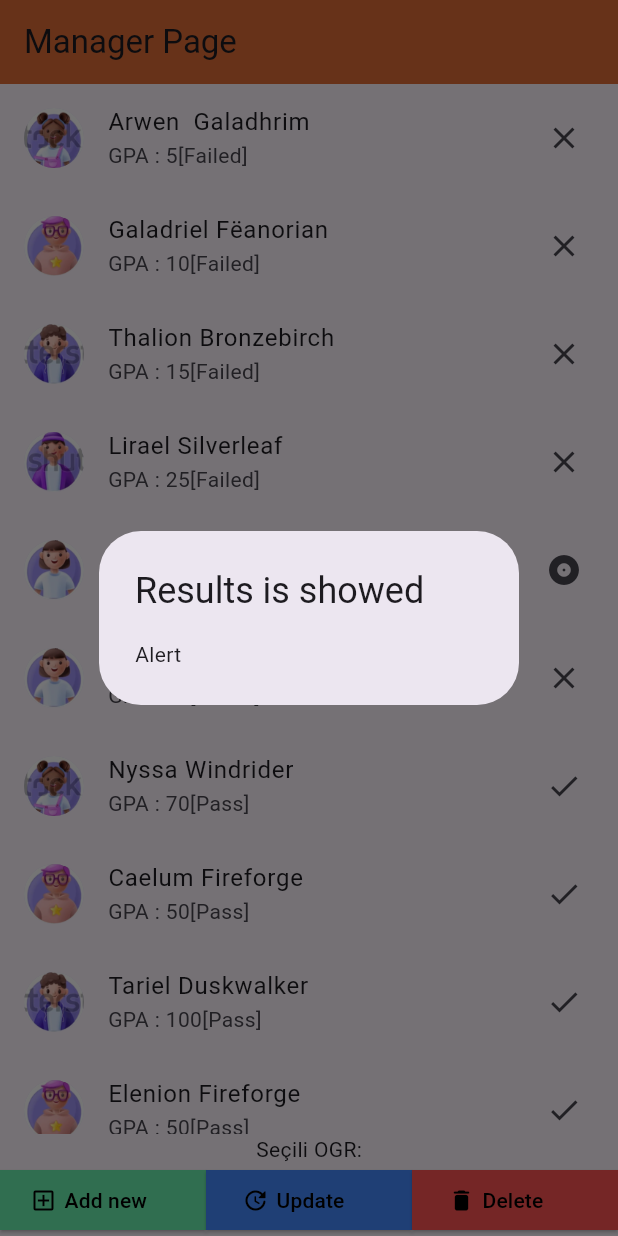
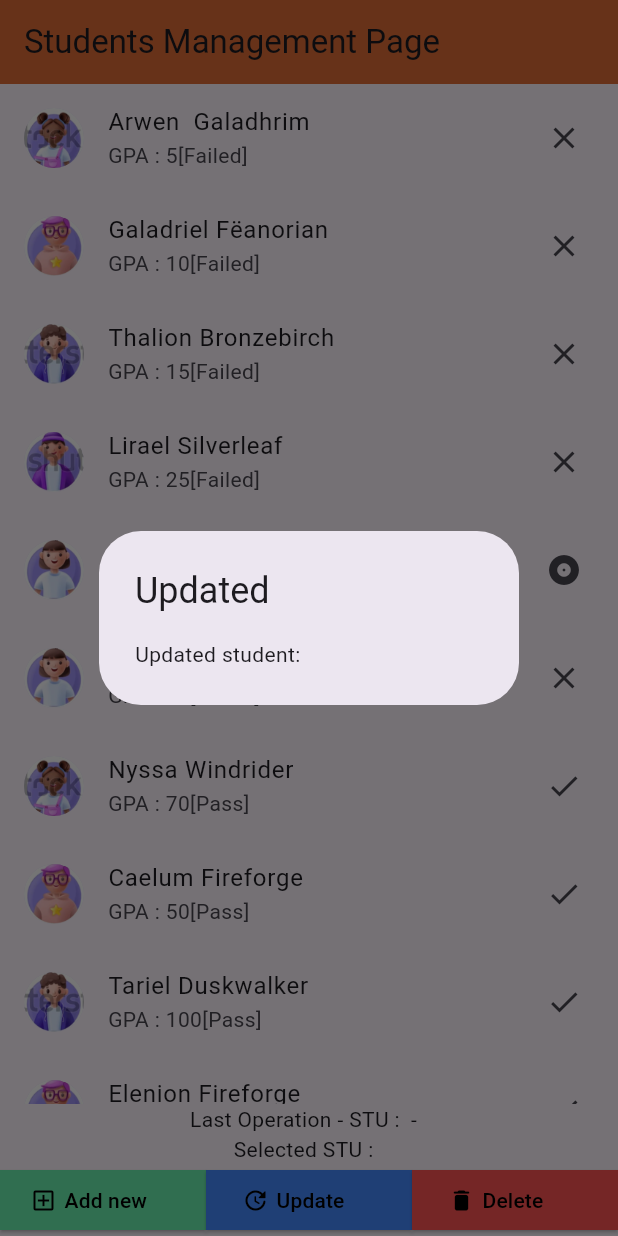
Before and after one commit to alihaydarkilic/Student-Info-System-Flutter, a Flutter app: the screen it shows after launch, item 2 of the bottom bar chosen, on a phone screen of 412 x 824 dp. Run offline on Flutter 3.47's test engine with Material 3 defaults, Android fonts, the phone set to English and light mode, and no system bars.

Commit message:
Student add and delete button is working

```diff
--- /dev/null
+++ b/lib/controller/studentController.dart
@@ -0,0 +1,15 @@
+import 'package:flutter_application_1/models/student.dart';
+
+class StudentController {
+  void stuDelete(Student student) {
+    student.operation = "Deleted";
+  }
+
+  void stuUpdate(Student student) {
+    student.operation = "Updated";
+  }
+
+  void stuAdd(Student student) {
+    student.operation = "Added";
+  }
+}
--- a/lib/main.dart
+++ b/lib/main.dart
@@ -1,5 +1,7 @@
 import 'package:flutter/material.dart';
+import 'package:flutter_application_1/controller/studentController.dart';
 import 'package:flutter_application_1/models/student.dart';
+import 'package:flutter_application_1/screens/student_add.dart';
 
 void main() {
   runApp(MaterialApp(home: MyApp()));
@@ -19,22 +21,24 @@ class MyApp extends StatefulWidget {
 
 class _MyAppState extends State<MyApp> {
   //const MyApp({super.key});
-  String appBarMsg = "Manager Page";
+  String appBarMsg = "Students Management Page";
+  Student selectedStudent = Student.withId(0, "", "", 0, "");
+  Student lastOperationStu = Student.withId(0, "", "", 0, "");
+  var studentController = StudentController();
 
-  String choseStudent = "";
-
+  //data source
   List<Student> students = [
-    Student("Arwen ", "Galadhrim", 5, "1.png"),
-    Student("Galadriel", "Fëanorian", 10, "2.png"),
-    Student("Thalion", "Bronzebirch", 15, "3.png"),
-    Student("Lirael", "Silverleaf", 25, "4.png"),
-    Student("Faramir", "Nightshadow", 40, "5.png"),
-    Student("Elarion", "Stonehand", 35, "5.png"),
-    Student("Nyssa", "Windrider", 70, "1.png"),
-    Student("Caelum", "Fireforge", 50, "2.png"),
-    Student("Tariel", "Duskwalker", 100, "3.png"),
-    Student("Elenion", "Fireforge", 50, "2.png"),
-    Student("Tariel", "Duskwalker", 100, "3.png"),
+    Student.withId(1, "Arwen ", "Galadhrim", 5, "1.png"),
+    Student.withId(2, "Galadriel", "Fëanorian", 10, "2.png"),
+    Student.withId(3, "Thalion", "Bronzebirch", 15, "3.png"),
+    Student.withId(4, "Lirael", "Silverleaf", 25, "4.png"),
+    Student.withId(5, "Faramir", "Nightshadow", 40, "5.png"),
+    Student.withId(6, "Elarion", "Stonehand", 35, "5.png"),
+    Student.withId(7, "Nyssa", "Windrider", 70, "1.png"),
+    Student.withId(8, "Caelum", "Fireforge", 50, "2.png"),
+    Student.withId(9, "Tariel", "Duskwalker", 100, "3.png"),
+    Student.withId(10, "Elenion", "Fireforge", 50, "2.png"),
+    Student.withId(11, "Tariel", "Duskwalker", 100, "3.png"),
   ];
 
   @override
@@ -47,9 +51,9 @@ class _MyAppState extends State<MyApp> {
     );
   }
 
-  void showAlert(BuildContext context, String msg) {
+  void showAlert(BuildContext context, String title, String msg) {
     var alert = AlertDialog(
-      title: Text("Results is showed"),
+      title: Text(title),
       content: Text(msg),
     );
     showDialog(context: context, builder: (BuildContext context) => alert);
@@ -77,15 +81,24 @@ class _MyAppState extends State<MyApp> {
                     trailing: buildStatusIcon(students[index].gradePoint),
                     onTap: () {
                       setState(() {
-                        choseStudent = students[index].firstName.toString() +
-                            " " +
-                            students[index].lastName.toString();
+                        selectedStudent = students[index];
                       });
-                      print(choseStudent);
+                      // print(selectedStudent);
                     },
                   );
                 })),
-        Text("Seçili OGR:" + choseStudent),
+        Column(
+          children: [
+            Text("Last Operation - STU : ${lastOperationStu.operation} - " +
+                lastOperationStu.firstName.toString() +
+                " " +
+                lastOperationStu.lastName.toString()),
+            Text("Selected STU : " +
+                selectedStudent.firstName.toString() +
+                " " +
+                selectedStudent.lastName.toString()),
+          ],
+        ),
         Row(
           //Add,update,delete buttons widget
           children: [
@@ -94,8 +107,17 @@ class _MyAppState extends State<MyApp> {
               flex: 1,
               child: ElevatedButton(
                 onPressed: () {
-                  var msg = "Alert";
-                  showAlert(context, msg);
+                  //showAlert(context, "Added", "Added student: ");
+                  Navigator.push(
+                      context,
+                      MaterialPageRoute(
+                          builder: (context) => StudentAddScreen(students,
+                                  onStudentAdded: (newStudent) {
+                                setState(() {
+                                  //update the list when a new student is added.
+                                  lastOperationStu = newStudent;
+                                });
+                              })));
                 },
                 child: Row(
                   children: [
@@ -125,8 +147,8 @@ class _MyAppState extends State<MyApp> {
               flex: 1,
               child: ElevatedButton(
                 onPressed: () {
-                  var msg = "Alert";
-                  showAlert(context, msg);
+                  var msg = "Updated student:";
+                  showAlert(context, "Updated", msg);
                 },
                 child: Row(
                   children: [
@@ -154,8 +176,17 @@ class _MyAppState extends State<MyApp> {
               flex: 1,
               child: ElevatedButton(
                 onPressed: () {
-                  var msg = "Alert";
-                  showAlert(context, msg);
+                  setState(() {
+                    students.remove(selectedStudent);
+                    lastOperationStu = selectedStudent;
+                  });
+
+                  showAlert(context, "Deleted",
+                      "Deleted Student: ${selectedStudent.firstName.toString() + " " + selectedStudent.lastName.toString()}");
+                  lastOperationStu = selectedStudent;
+                  studentController.stuDelete(selectedStudent);
+                  selectedStudent = Student.withId(0, "", "", 0, "");
+                  print(lastOperationStu.operation.toString());
                 },
                 child: Row(
                   children: [
--- a/lib/models/student.dart
+++ b/lib/models/student.dart
@@ -1,17 +1,28 @@
 class Student {
+  int? id;
   String? firstName;
   String? lastName;
   int? gradePoint;
   String? _status;
-  String? photoURL;
-
+  String? photoURL = "blankprofile.png";
+  String? operation = "";
+//if you want delete or update a student the list use this
+  Student.withId(int id, String firstName, String lastName, int gradePoint,
+      String photoURL) {
+    this.id = id;
+    this.firstName = firstName;
+    this.lastName = lastName;
+    this.gradePoint = gradePoint;
+    this.photoURL = photoURL;
+  }
+//if you want add a student the list use this
   Student(String firstName, String lastName, int gradePoint, String photoURL) {
     this.firstName = firstName;
     this.lastName = lastName;
     this.gradePoint = gradePoint;
     this.photoURL = photoURL;
   }
-
+  Student.withOutInfo() {}
   String get getFirstName {
     return "STU -" + this.firstName!;
   }
```
Also changed, not shown: lib/screens/student_add.dart (added, +173 -0 lines), lib/validation/student_validator.dart (added, +27 -0 lines), images/blankprofile.png (added), 19 other files.
